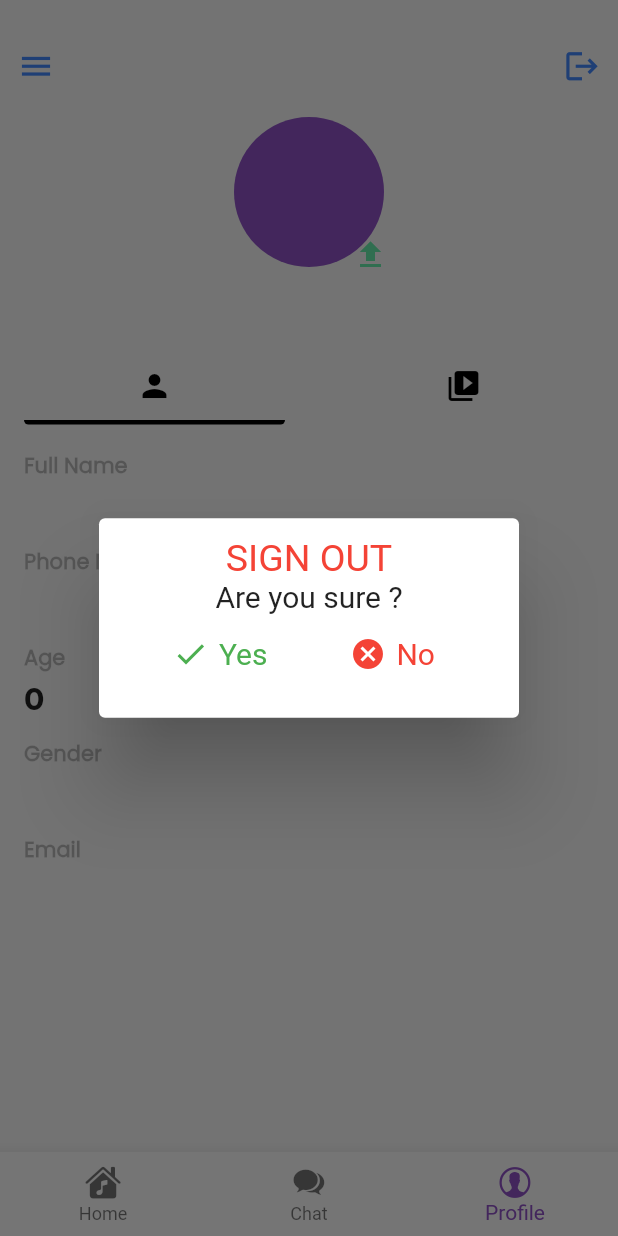
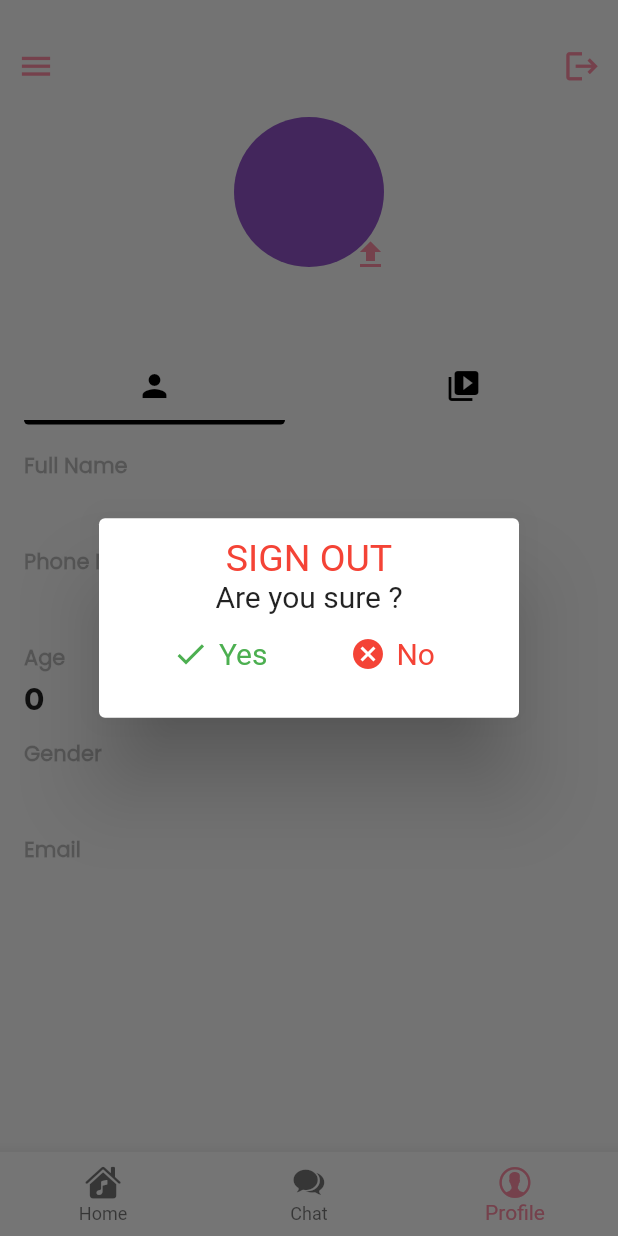
Before and after one commit to Lap2000/chat_app_project, a Flutter app: the HomeScreen screen opened directly, item 3 of the bottom bar chosen, after a tap on the "logout" icon, on a phone screen of 412 x 824 dp. Run offline on Flutter 3.47's test engine with Material 2 defaults, Android fonts, the phone set to English and light mode, and no system bars; our stand-ins replace another_flushbar, chat_bubbles, cloud_firestore, dio, firebase_auth, firebase_core and 6 more; missing offline and left inert: video_compress; accounts and stored records are empty; network calls fail.

Commit message:
fix_color

```diff
--- a/lib/views/pages/auth/login_screen.dart
+++ b/lib/views/pages/auth/login_screen.dart
@@ -162,7 +162,7 @@ class LoginScreen extends StatelessWidget {
                                   doLogin(context);
                                 },
                                 text: 'LOGIN',
-                                color: MyColors.mainColor,
+                                color: MyColors.thirdColor,
                               ),
                             ],
                           ),
--- a/lib/views/pages/auth/register_screen.dart
+++ b/lib/views/pages/auth/register_screen.dart
@@ -199,7 +199,7 @@ class RegisterScreen extends StatelessWidget {
                                   doRegister(context);
                                 },
                                 text: 'SIGN UP',
-                                color: MyColors.secondColor,
+                                color: MyColors.thirdColor,
                               ),
                             ],
                           ),
--- a/lib/views/pages/home/chat_page/chat_screen.dart
+++ b/lib/views/pages/home/chat_page/chat_screen.dart
@@ -47,7 +47,7 @@ class ChatScreen extends StatelessWidget {
     return SafeArea(
       child: Scaffold(
         appBar: AppBar(
-            backgroundColor: MyColors.mainColor,
+            backgroundColor: MyColors.thirdColor,
             elevation: 0,
             centerTitle: true,
             leading: const Text(''),
@@ -59,7 +59,7 @@ class ChatScreen extends StatelessWidget {
                 fontFamily: 'DancingScript',
               ),
             )),
-        backgroundColor: MyColors.mainColor,
+        backgroundColor: MyColors.thirdColor,
         body: Column(
           children: [
             Container(
--- a/lib/views/pages/home/home_screen.dart
+++ b/lib/views/pages/home/home_screen.dart
@@ -49,7 +49,7 @@ class _HomeScreenState extends State<HomeScreen> {
           ),
         ],
         currentIndex: _tabIndex,
-        selectedItemColor: MyColors.mainColor,
+        selectedItemColor: MyColors.thirdColor,
         onTap: _changeTabIndex,
       ),
     );
--- a/lib/views/pages/home/user_page/edit_user_screen.dart
+++ b/lib/views/pages/home/user_page/edit_user_screen.dart
@@ -100,7 +100,7 @@ class EditUserInfoScreen extends StatelessWidget {
                       child: CustomText(
                         text: 'Edit Info',
                         fontsize: 40,
-                        color: MyColors.yellowColor,
+                        color: Colors.black,
                         fontFamily: 'DancingScript',
                       ),
                     ),
@@ -203,7 +203,7 @@ class EditUserInfoScreen extends StatelessWidget {
                               CustomText(
                                 text: 'Gender',
                                 fontsize: 20,
-                                color: MyColors.yellowColor,
+                                color: Colors.black,
                                 fontFamily: 'DancingScript',
                               ),
                               Container(
@@ -228,7 +228,7 @@ class EditUserInfoScreen extends StatelessWidget {
                                   doEdit(context);
                                 },
                                 text: 'SAVE',
-                                color: MyColors.secondColor,
+                                color: MyColors.thirdColor,
                               ),
                             ],
                           ),
--- a/lib/views/pages/home/user_page/people_detail_screen.dart
+++ b/lib/views/pages/home/user_page/people_detail_screen.dart
@@ -113,7 +113,7 @@ class _PeopleInfoScreenState extends State<PeopleInfoScreen>
                         fontsize: 40,
                         text: '${snapshot.data.get('fullName')}',
                         fontFamily: 'DancingScript',
-                        color: MyColors.yellowColor,
+                        color: Colors.black,
                       ),
                     ),
                     IconButton(
@@ -167,7 +167,7 @@ class _PeopleInfoScreenState extends State<PeopleInfoScreen>
                                     );
                                   } else {
                                     return CircleAvatar(
-                                      backgroundColor: MyColors.mainColor,
+                                      backgroundColor: Colors.black,
                                       backgroundImage: NetworkImage(snapshot
                                           .data?.docs.first['avartaURL']),
                                     );
--- a/lib/views/pages/home/user_page/update_password_screen.dart
+++ b/lib/views/pages/home/user_page/update_password_screen.dart
@@ -61,7 +61,7 @@ class UpdatePasswordScreen extends StatelessWidget {
                       child: CustomText(
                         text: 'Update Password',
                         fontsize: 40,
-                        color: MyColors.yellowColor,
+                        color: Colors.black,
                         fontFamily: 'DancingScript',
                       ),
                     ),
@@ -156,7 +156,7 @@ class UpdatePasswordScreen extends StatelessWidget {
                                   doEdit(context);
                                 },
                                 text: 'SAVE',
-                                color: MyColors.secondColor,
+                                color: MyColors.thirdColor,
                               ),
                             ],
                           ),
--- a/lib/views/pages/home/user_page/user_screen.dart
+++ b/lib/views/pages/home/user_page/user_screen.dart
@@ -78,12 +78,12 @@ class _UserInfoScreenState extends State<UserInfoScreen>
           Center(
             child: Column(
               mainAxisAlignment: MainAxisAlignment.center,
-              children: [
-                const Text(
+              children: const [
+                Text(
                   'SIGN OUT',
                   style: TextStyle(fontSize: 25, color: Colors.red),
                 ),
-                const Text(
+                Text(
                   'Are you sure ?',
                   style: TextStyle(fontSize: 20),
                 ),
@@ -268,9 +268,9 @@ class _UserInfoScreenState extends State<UserInfoScreen>
                     IconButton(
                       onPressed: () => showOptionsDialog(context),
                       iconSize: 25,
-                      icon: const Icon(
+                      icon: Icon(
                         Icons.menu,
-                        color: Colors.blueAccent,
+                        color: MyColors.thirdColor,
                       ),
                     ),
                     Center(
@@ -278,15 +278,15 @@ class _UserInfoScreenState extends State<UserInfoScreen>
                         fontsize: 40,
                         text: '${snapshot.data.get('fullName')}',
                         fontFamily: 'DancingScript',
-                        color: MyColors.yellowColor,
+                        color: Colors.black,
                       ),
                     ),
                     IconButton(
                       onPressed: () => showLogoutDialog(context),
                       iconSize: 25,
-                      icon: const Icon(
+                      icon: Icon(
                         Icons.logout,
-                        color: Colors.blueAccent,
+                        color: MyColors.thirdColor,
                       ),
                     ),
                   ],
@@ -350,9 +350,9 @@ class _UserInfoScreenState extends State<UserInfoScreen>
                               context.read<LoadingModel>().changeLoading();
                             }
                           },
-                          icon: const Icon(
+                          icon: Icon(
                             Icons.upload_sharp,
-                            color: Colors.greenAccent,
+                            color: MyColors.thirdColor,
                           ),
                         ),
                       ),
@@ -375,7 +375,7 @@ class _UserInfoScreenState extends State<UserInfoScreen>
                   fontsize: 25,
                   text: '${snapshot.data.get('email')}',
                   fontFamily: 'DancingScript',
-                  color: MyColors.yellowColor,
+                  color: Colors.black,
                 ),
                 const SizedBox(height: 20),
                 SizedBox(
--- a/lib/views/pages/home/video_page/video_profile_player_screen.dart
+++ b/lib/views/pages/home/video_page/video_profile_player_screen.dart
@@ -268,7 +268,7 @@ class VideoProfileScreen extends StatelessWidget {
                   border: OutlineInputBorder(
                     borderSide: BorderSide(
                       width: 2,
-                      color: MyColors.mainColor,
+                      color: MyColors.thirdColor,
                     ),
                     borderRadius: BorderRadius.circular(10.0),
                   ),
@@ -280,7 +280,7 @@ class VideoProfileScreen extends StatelessWidget {
                     },
                     icon: Icon(
                       Icons.send_rounded,
-                      color: MyColors.mainColor,
+                      color: MyColors.thirdColor,
                     ),
                   ),
                 ),
--- a/lib/views/pages/home/video_page/video_screen.dart
+++ b/lib/views/pages/home/video_page/video_screen.dart
@@ -502,7 +502,7 @@ class VideoScreen extends StatelessWidget {
                     },
                     icon: Icon(
                       Icons.send_rounded,
-                      color: MyColors.mainColor,
+                      color: MyColors.thirdColor,
                     ),
                   ),
                 ),
--- a/lib/views/widgets/colors.dart
+++ b/lib/views/widgets/colors.dart
@@ -5,6 +5,7 @@ import 'package:flutter/material.dart';
 class MyColors {
   static Color mainColor = const Color.fromARGB(255, 145, 83, 201);
   static Color secondColor = const Color.fromARGB(255, 171, 95, 208);
-  static Color thirdColor = Colors.purple.shade200;
+  // static Color thirdColor = Colors.purple.shade200;
+  static Color thirdColor = const Color.fromRGBO(255, 141, 165, 1.0);
   static Color yellowColor = const Color.fromARGB(255, 247, 203, 128);
 }
--- a/lib/views/widgets/textformfield.dart
+++ b/lib/views/widgets/textformfield.dart
@@ -1,4 +1,3 @@
-import 'package:chat_app_project/views/widgets/colors.dart';
 import 'package:chat_app_project/views/widgets/text.dart';
 import 'package:flutter/cupertino.dart';
 import 'package:flutter/material.dart';
@@ -34,7 +33,7 @@ class CustomTextFormField extends StatelessWidget {
           CustomText(
             text: text,
             fontsize: 20,
-            color: MyColors.yellowColor,
+            color: Colors.black,
             fontFamily: 'DancingScript',
           ),
           TextFormField(
```
Also changed, not shown: lib/views/pages/auth/auth_screen.dart (+4 -4 lines), lib/views/pages/home/chat_page/chat_detail_page/chat_detail_screen.dart (+6 -6 lines).
